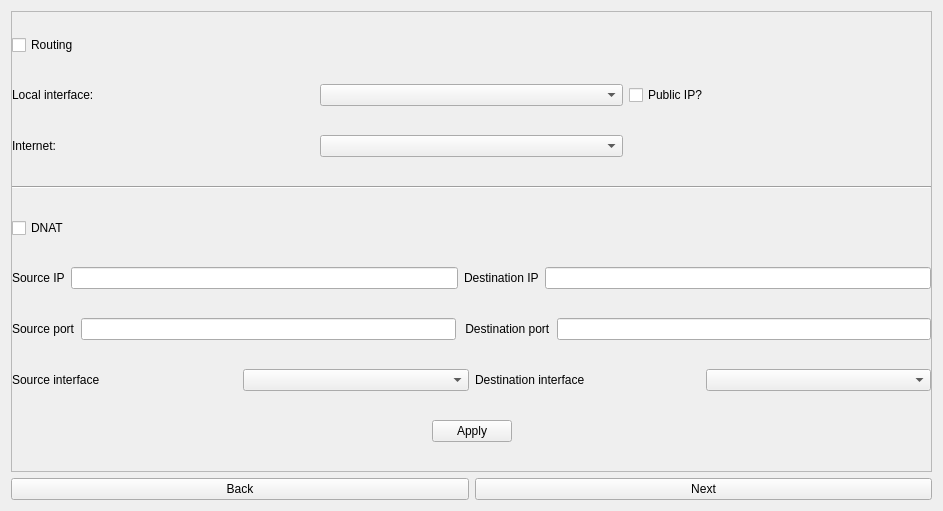
Old version of the form firewall_window.ui in the repository kubekpop/slm.
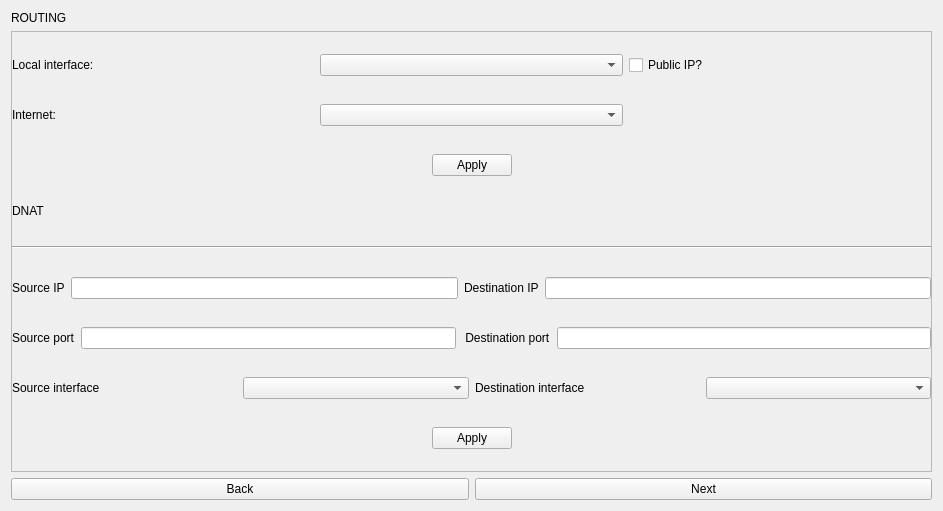
New version of the form. Icons and pictures are not drawn.

The edit to the form file:
```diff
--- a/firewall_window.ui
+++ b/firewall_window.ui
@@ -18,7 +18,7 @@
     <normaloff>:/new/prefix2/resources/linux.svg</normaloff>:/new/prefix2/resources/linux.svg</iconset>
   </property>
   <layout class="QGridLayout" name="gridLayout_9">
-   <item row="1" column="0">
+   <item row="2" column="0">
     <layout class="QHBoxLayout" name="horizontalLayout_5">
      <item>
       <widget class="QPushButton" name="back">
@@ -36,7 +36,7 @@
      </item>
     </layout>
    </item>
-   <item row="0" column="0">
+   <item row="1" column="0">
     <widget class="QStackedWidget" name="stackedWidget">
      <property name="frameShape">
       <enum>QFrame::StyledPanel</enum>
@@ -279,19 +279,6 @@
        <property name="bottomMargin">
         <number>0</number>
        </property>
-       <item>
-        <widget class="QCheckBox" name="routing_checkbox">
-         <property name="text">
-          <string>Routing</string>
-         </property>
-         <property name="checked">
-          <bool>false</bool>
-         </property>
-         <property name="tristate">
-          <bool>false</bool>
-         </property>
-        </widget>
-       </item>
        <item>
         <layout class="QHBoxLayout" name="horizontalLayout">
          <item>
@@ -340,6 +327,62 @@
          </item>
         </layout>
        </item>
+       <item>
+        <layout class="QHBoxLayout" name="horizontalLayout_8">
+         <item>
+          <spacer name="horizontalSpacer_4">
+           <property name="orientation">
+            <enum>Qt::Horizontal</enum>
+           </property>
+           <property name="sizeHint" stdset="0">
+            <size>
+             <width>40</width>
+             <height>20</height>
+            </size>
+           </property>
+          </spacer>
+         </item>
+         <item>
+          <widget class="QPushButton" name="routing_apply">
+           <property name="text">
+            <string>Apply</string>
+           </property>
+           <property name="checkable">
+            <bool>false</bool>
+           </property>
+           <property name="checked">
+            <bool>false</bool>
+           </property>
+          </widget>
+         </item>
+         <item>
+          <spacer name="horizontalSpacer_3">
+           <property name="orientation">
+            <enum>Qt::Horizontal</enum>
+           </property>
+           <property name="sizeHint" stdset="0">
+            <size>
+             <width>40</width>
+             <height>20</height>
+            </size>
+           </property>
+          </spacer>
+         </item>
+        </layout>
+       </item>
+       <item>
+        <widget class="QLabel" name="dnat_label">
+         <property name="sizePolicy">
+          <sizepolicy hsizetype="Minimum" vsizetype="Fixed">
+           <horstretch>0</horstretch>
+           <verstretch>0</verstretch>
+          </sizepolicy>
+         </property>
+         <property name="text">
+          <string>DNAT</string>
+         </property>
+        </widget>
+       </item>
        <item>
         <widget class="Line" name="routing_dnat_line">
          <property name="orientation">
@@ -347,13 +390,6 @@
          </property>
         </widget>
        </item>
-       <item>
-        <widget class="QCheckBox" name="dnat_checkbox">
-         <property name="text">
-          <string>DNAT</string>
-         </property>
-        </widget>
-       </item>
        <item>
         <layout class="QHBoxLayout" name="horizontalLayout_3">
          <item>
@@ -442,7 +478,7 @@
           </spacer>
          </item>
          <item>
-          <widget class="QPushButton" name="iptables_apply">
+          <widget class="QPushButton" name="dnat_apply">
            <property name="sizePolicy">
             <sizepolicy hsizetype="Minimum" vsizetype="Fixed">
              <horstretch>0</horstretch>
@@ -452,6 +488,9 @@
            <property name="text">
             <string>Apply</string>
            </property>
+           <property name="checkable">
+            <bool>false</bool>
+           </property>
           </widget>
          </item>
          <item>
@@ -473,6 +512,19 @@
      </widget>
     </widget>
    </item>
+   <item row="0" column="0">
+    <widget class="QLabel" name="routing_label">
+     <property name="sizePolicy">
+      <sizepolicy hsizetype="Minimum" vsizetype="Fixed">
+       <horstretch>0</horstretch>
+       <verstretch>0</verstretch>
+      </sizepolicy>
+     </property>
+     <property name="text">
+      <string>ROUTING</string>
+     </property>
+    </widget>
+   </item>
   </layout>
  </widget>
  <resources>
```
